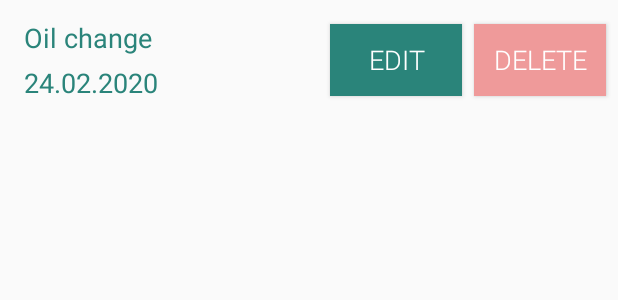
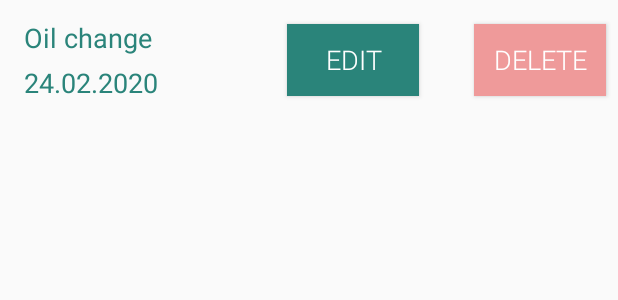
Before and after one commit to maximGrachev/vesere, an Android app: the layout list_item_one_record.xml on its own in the app's theme, with its tools: preview values and no code run, on a phone screen of 412 x 824 dp. Shown: the top 300 px of the screen. Run offline under Robolectric (Android 15) with nearby library versions, the phone set to English and light mode, and no system bars.

Commit message:
delete button was added and realized

```diff
--- a/app/src/main/res/layout/list_item_one_record.xml
+++ b/app/src/main/res/layout/list_item_one_record.xml
@@ -12,6 +12,10 @@
         <variable
             name="clickListener"
             type="ru.maxgrachev.vesere.allrecords.EventListener" />
+
+        <variable
+            name="deleteClickListener"
+            type="ru.maxgrachev.vesere.allrecords.DeleteClickListener" />
 
     </data>
 
@@ -59,22 +63,22 @@
             style="@style/title_button"
             android:layout_width="wrap_content"
             android:layout_height="wrap_content"
-            android:layout_marginEnd="8dp"
             android:text="@string/edit"
             app:layout_constraintBottom_toBottomOf="parent"
-            app:layout_constraintEnd_toStartOf="@+id/button_delete"
-            app:layout_constraintHorizontal_bias="1.0"
+            app:layout_constraintEnd_toEndOf="parent"
+            app:layout_constraintHorizontal_bias="0.6"
             app:layout_constraintStart_toStartOf="parent"
             app:layout_constraintTop_toTopOf="parent"
             app:layout_constraintVertical_bias="0.593" />
 
         <Button
-            android:id="@+id/button_delete"
+            android:id="@+id/button2"
             style="@style/title_button"
             android:layout_width="wrap_content"
             android:layout_height="wrap_content"
             android:layout_marginEnd="8dp"
             android:background="#EF9A9A"
+            android:onClick="@{()->deleteClickListener.onClick(event)}"
             android:text="@string/delete"
             app:layout_constraintBottom_toBottomOf="parent"
             app:layout_constraintEnd_toEndOf="parent"
```
Also changed, not shown: app/src/main/java/ru/maxgrachev/vesere/allrecords/AllRecordsAdapter.kt (+12 -5 lines), app/src/main/java/ru/maxgrachev/vesere/allrecords/AllRecordsFragment.kt (+12 -5 lines), app/src/main/java/ru/maxgrachev/vesere/allrecords/AllRecordsViewModel.kt (+7 -0 lines), 1 other file.
